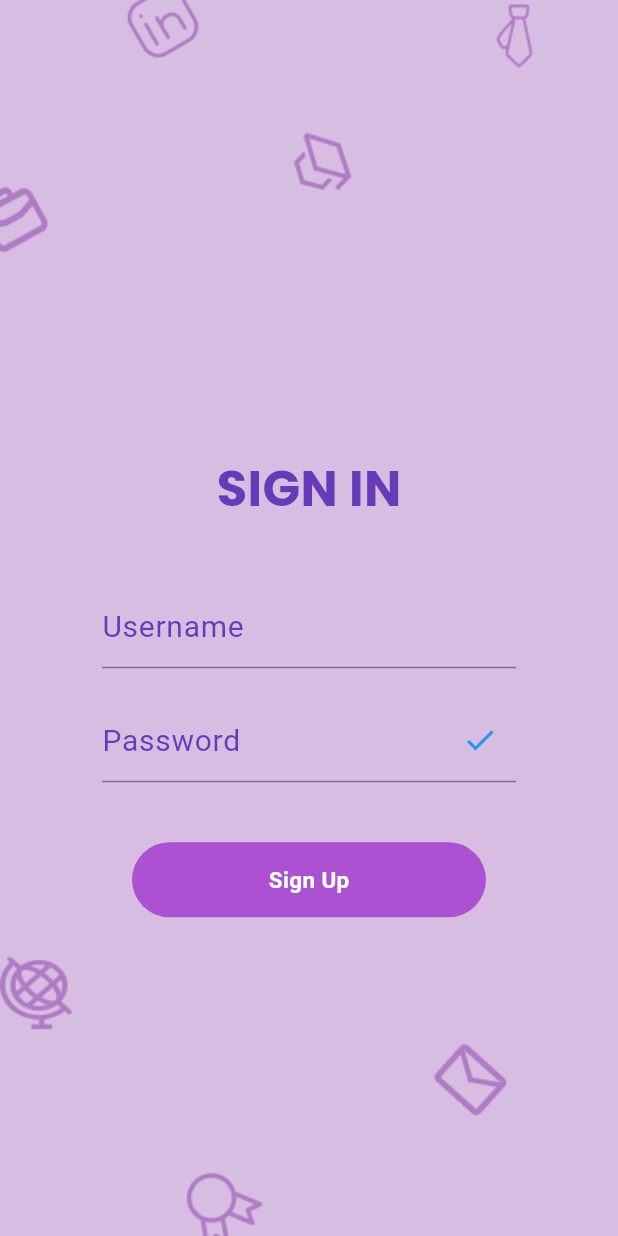
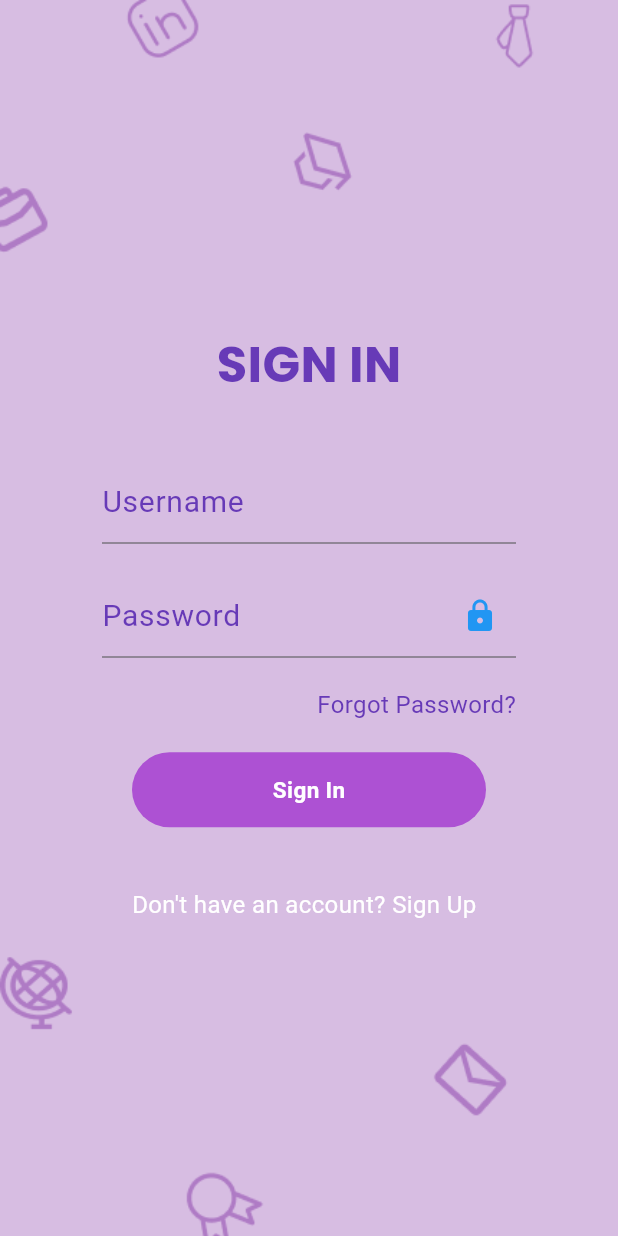
Before and after one commit to abiramianandkumar/AspireArc, a Flutter app: the screen it shows after launch, on a phone screen of 412 x 824 dp. Run offline on Flutter 3.47's test engine with Material 3 defaults, Android fonts, the phone set to English and light mode, and no system bars; our stand-ins replace google_fonts.

Commit message:
Descriptive commit message

```diff
--- a/lib/main.dart
+++ b/lib/main.dart
@@ -16,10 +16,10 @@ class MyApp extends StatelessWidget {
     return MaterialApp(
       debugShowCheckedModeBanner: false,
  // home: HomePage(),
-  home: LoginPage(),
+  home: loginPage(),
   routes: {
     '/getstarted': (context) => GetStarted(),
-    '/login':(context) => loginpage(),
+    '/login':(context) => loginPage(),
   },
     );
   }
--- a/lib/pages/login_page.dart
+++ b/lib/pages/login_page.dart
@@ -5,14 +5,14 @@ import 'package:aspire_arc/components/button.dart';
 import 'package:flutter/material.dart';
 import 'package:google_fonts/google_fonts.dart';
 
-class LoginPage extends StatefulWidget {
-  const LoginPage({super.key});
+class loginPage extends StatefulWidget {
+  const loginPage({super.key});
 
   @override
-  State<LoginPage> createState() => _loginpageState();
+  State<loginPage> createState() => _loginPageState();
 }
 
-class _loginpageState extends State<LoginPage> {
+class _loginPageState extends State<loginPage> {
   @override
   Widget build(BuildContext context) {
     return Stack(
@@ -27,7 +27,7 @@ class _loginpageState extends State<LoginPage> {
                 child: Column(
                   mainAxisAlignment: MainAxisAlignment.start,
                   children: [
-                    SizedBox(height: 150), // Adjusted top padding
+                    SizedBox(height: 50), // Adjusted top padding
                     Text(
                       'SIGN IN',
                       style: GoogleFonts.poppins(
@@ -56,8 +56,9 @@ class _loginpageState extends State<LoginPage> {
                           ),
                           SizedBox(height: 20),
                           TextField(
+                            obscureText: true,
                             decoration: InputDecoration(
-                              suffixIcon: Icon(Icons.check, color: Colors.blue),
+                              suffixIcon: Icon(Icons.lock, color: Colors.blue),
                               label: Text(
                                 'Password',
                                 style: TextStyle(fontSize: 20, color: Colors.deepPurple),
@@ -65,13 +66,40 @@ class _loginpageState extends State<LoginPage> {
                             ),
                           ),
                           SizedBox(height: 20),
+                          GestureDetector(
+                            onTap: () {
+                              // Add your forgot password logic here
+                            },
+
+                            child: Align(
+                              alignment: Alignment.centerRight,
+                              child: Text(
+                                'Forgot Password?',
+                                style: TextStyle(fontSize: 16, color: Colors.deepPurple),
+                              ),
+                            ),
+                          ),
+
                           MyButton(
                             onTap: () {
-                              // Add your sign-up logic here
+                              // Add your sign-in logic here
                             },
-                            text: 'Sign Up',
+                            text: 'Sign In',
                           ),
-                          SizedBox(height: 20), // Adjusted spacing after the button
+                          SizedBox(height: 20),
+                          GestureDetector(
+                            onTap: () {
+                              // Navigate to Sign Up page
+                            },
+                            child: Padding(
+                              padding: EdgeInsets.only(left: 20),
+                              child: Text(
+                                "Don't have an account? Sign Up",
+                                style: TextStyle(fontSize: 16, color: Colors.white),
+                              ),
+                            ),
+                          ),
+                          SizedBox(height: 20),
                         ],
                       ),
                     ),
--- a/lib/pages/sign_up.dart
+++ b/lib/pages/sign_up.dart
@@ -66,9 +66,11 @@ class _SignUpState extends State<SignUp> {
                           ),
                           SizedBox(height: 20),
                           TextField(
+                            obscureText: true,
                             decoration: InputDecoration(
                               suffixIcon: Icon(Icons.check, color: Colors.blue),
                               label: Text(
+
                                 'Create password',
                                 style: TextStyle(fontSize: 20, color: Colors.deepPurple),
                               ),
@@ -76,6 +78,7 @@ class _SignUpState extends State<SignUp> {
                           ),
                           SizedBox(height: 20),
                           TextField(
+                            obscureText: true,
                             decoration: InputDecoration(
                               suffixIcon: Icon(Icons.check, color: Colors.blue),
                               label: Text(
```
